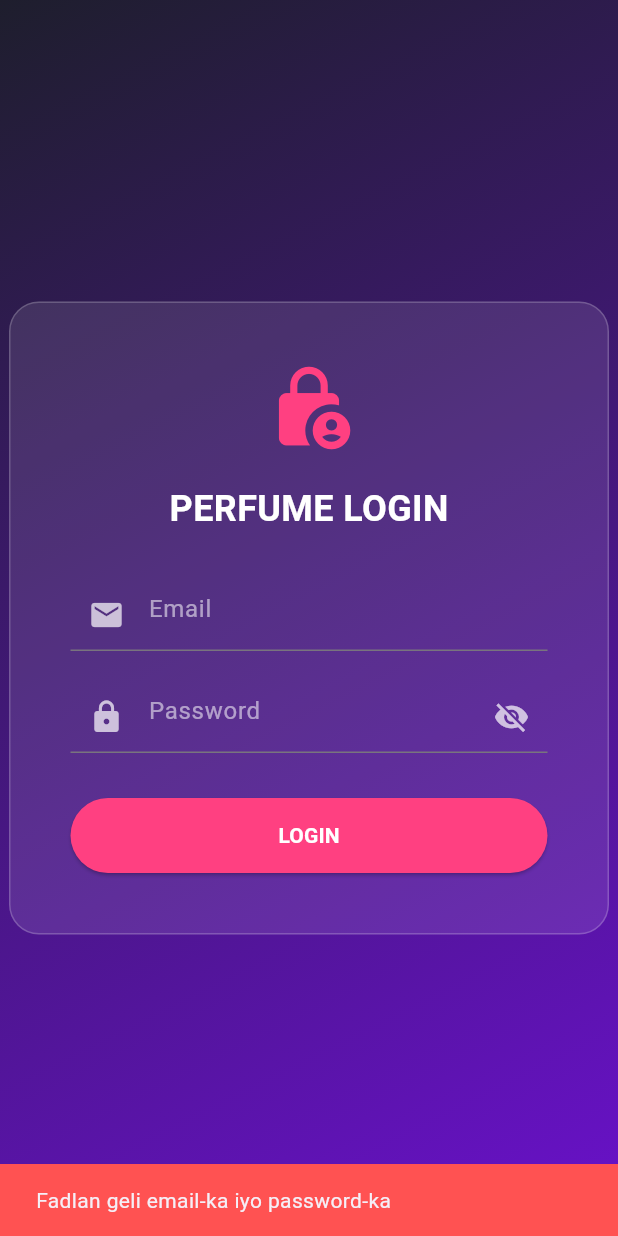
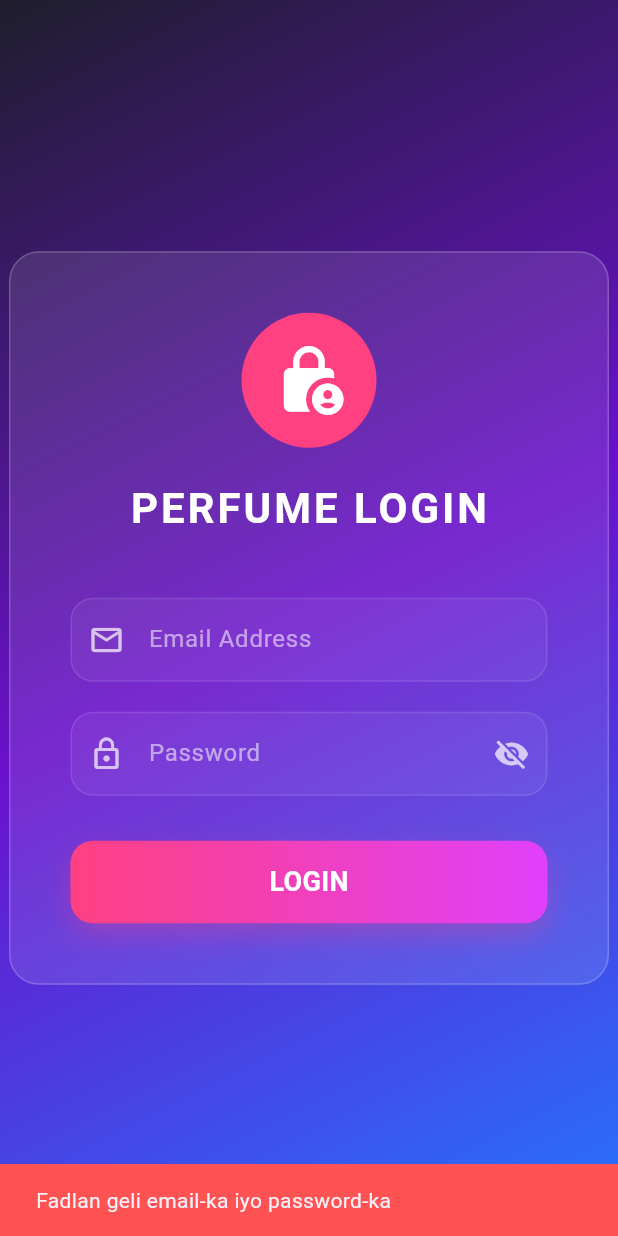
Before and after one commit to ismailahmedadam737/perfume, a Flutter app: the screen it shows after launch, after a tap on "LOGIN", on a phone screen of 412 x 824 dp. Run offline on Flutter 3.47's test engine with Material 3 defaults, Android fonts, the phone set to English and light mode, and no system bars; our stand-ins replace fl_chart, image_picker, pdf, printing; network calls fail.

Commit message:
Waxaan saxay Login logic-ga

```diff
--- a/lib/login_page.dart
+++ b/lib/login_page.dart
@@ -1,6 +1,6 @@
 import 'package:flutter/material.dart';
 import 'package:perfume/services/user_service.dart';
-import 'main.dart'; // Hubi in HomePage uu ku jiro main.dart ama import sax ah
+import 'main.dart';
 
 class LoginPage extends StatefulWidget {
   const LoginPage({super.key});
@@ -15,6 +15,7 @@ class _LoginPageState extends State<LoginPage> {
   bool _isPasswordVisible = false;
   bool _isLoading = false;
 
+  // --- FUNCTION-KA LOGIN-KA EE CUSUB ---
   Future<void> _handleLogin() async {
     final email = _emailController.text.trim();
     final password = _passwordController.text.trim();
@@ -27,25 +28,20 @@ class _LoginPageState extends State<LoginPage> {
     setState(() => _isLoading = true);
 
     try {
-      var responseData = await UserService.loginUser(email, password);
+      // 1. Waxaan u wacaynaa UserService
+      var user = await UserService.loginUser(email, password);
 
-      if (responseData != null) {
-        // Halkan ayaan ka soo saaraynaa role-ka si sax ah
-        String userRole = 'user';
-
-        if (responseData.containsKey('role')) {
-          userRole = responseData['role'].toString();
-        } else if (responseData.containsKey('user') && responseData['user'] is Map) {
-          userRole = responseData['user']['role'].toString();
-        }
-
-        print("DEBUG: Final Role identified: $userRole");
+      if (user != null) {
+        // 2. Halkan waxaan ka soo saaraynaa Role-ka (Admin ama User)
+        // Waxaan u malaynayaa in xogtaada ay u soo dhacayso qaab Map ah
+        String userRole = user['role'] ?? 'User';
 
         if (mounted) {
+          // 3. Waxaan u gudbinaynaa HomePage role-ka saxda ah
           Navigator.pushReplacement(
             context,
             MaterialPageRoute(
-              builder: (context) => HomePage(role: userRole.trim().toLowerCase()),
+              builder: (context) => HomePage(role: userRole),
             ),
           );
         }
@@ -53,16 +49,19 @@ class _LoginPageState extends State<LoginPage> {
         _showSnackBar("Email ama Password khaldan!");
       }
     } catch (e) {
-      _showSnackBar("Khalad ayaa dhacay, hubi internetka!");
+      _showSnackBar("Khalad ayaa dhacay: Isku xidhka server-ka hubi");
+      print("Login Error: $e");
     } finally {
       if (mounted) setState(() => _isLoading = false);
     }
   }
 
   void _showSnackBar(String message) {
-    if (!mounted) return;
     ScaffoldMessenger.of(context).showSnackBar(
-      SnackBar(content: Text(message), backgroundColor: Colors.redAccent),
+      SnackBar(
+        content: Text(message),
+        backgroundColor: Colors.redAccent,
+      ),
     );
   }
 
@@ -70,9 +69,11 @@ class _LoginPageState extends State<LoginPage> {
   Widget build(BuildContext context) {
     return Scaffold(
       body: Container(
+        width: double.infinity,
+        height: double.infinity,
         decoration: const BoxDecoration(
           gradient: LinearGradient(
-            colors: [Color(0xFF1E1E2D), Color(0xFF6A11CB)],
+            colors: [Color(0xFF1E1E2D), Color(0xFF6A11CB), Color(0xFF2575FC)],
             begin: Alignment.topLeft,
             end: Alignment.bottomRight,
           ),
@@ -88,38 +89,50 @@ class _LoginPageState extends State<LoginPage> {
                 border: Border.all(color: Colors.white.withOpacity(0.2)),
               ),
               child: Column(
+                mainAxisSize: MainAxisSize.min,
                 children: [
-                  const Icon(Icons.lock_person_rounded, size: 60, color: Colors.pinkAccent),
-                  const SizedBox(height: 20),
-                  const Text("PERFUME LOGIN", style: TextStyle(fontSize: 24, fontWeight: FontWeight.bold, color: Colors.white)),
-                  const SizedBox(height: 30),
-                  TextField(
-                    controller: _emailController,
-                    style: const TextStyle(color: Colors.white),
-                    decoration: const InputDecoration(hintText: "Email", hintStyle: TextStyle(color: Colors.white54), prefixIcon: Icon(Icons.email, color: Colors.white70)),
+                  Container(
+                    padding: const EdgeInsets.all(20),
+                    decoration: const BoxDecoration(
+                      color: Colors.pinkAccent,
+                      shape: BoxShape.circle,
+                    ),
+                    child: const Icon(Icons.lock_person_rounded, size: 50, color: Colors.white),
                   ),
                   const SizedBox(height: 20),
-                  TextField(
-                    controller: _passwordController,
-                    obscureText: !_isPasswordVisible,
-                    style: const TextStyle(color: Colors.white),
-                    decoration: InputDecoration(
-                      hintText: "Password",
-                      hintStyle: const TextStyle(color: Colors.white54),
-                      prefixIcon: const Icon(Icons.lock, color: Colors.white70),
-                      suffixIcon: IconButton(
-                        icon: Icon(_isPasswordVisible ? Icons.visibility : Icons.visibility_off, color: Colors.white70),
-                        onPressed: () => setState(() => _isPasswordVisible = !_isPasswordVisible),
-                      ),
+                  const Text(
+                    "PERFUME LOGIN",
+                    style: TextStyle(
+                      fontSize: 28,
+                      fontWeight: FontWeight.bold,
+                      color: Colors.white,
+                      letterSpacing: 2,
                     ),
                   ),
+                  const SizedBox(height: 40),
+                  _buildTextField(
+                    controller: _emailController,
+                    hint: "Email Address",
+                    icon: Icons.email_outlined,
+                  ),
+                  const SizedBox(height: 20),
+                  _buildTextField(
+                    controller: _passwordController,
+                    hint: "Password",
+                    icon: Icons.lock_outline,
+                    isPassword: true,
+                    isVisible: _isPasswordVisible,
+                    onToggleVisibility: () {
+                      setState(() => _isPasswordVisible = !_isPasswordVisible);
+                    },
+                  ),
                   const SizedBox(height: 30),
+
                   _isLoading
                     ? const CircularProgressIndicator(color: Colors.pinkAccent)
-                    : ElevatedButton(
-                        onPressed: _handleLogin,
-                        style: ElevatedButton.styleFrom(backgroundColor: Colors.pinkAccent, minimumSize: const Size(double.infinity, 50)),
-                        child: const Text("LOGIN", style: TextStyle(color: Colors.white, fontWeight: FontWeight.bold)),
+                    : InkWell(
+                        onTap: _handleLogin,
+                        child: _buildLoginButton(),
                       ),
                 ],
               ),
@@ -129,4 +142,64 @@ class _LoginPageState extends State<LoginPage> {
       ),
     );
   }
+
+  Widget _buildLoginButton() {
+    return Container(
+      height: 55,
+      width: double.infinity,
+      decoration: BoxDecoration(
+        borderRadius: BorderRadius.circular(15),
+        gradient: const LinearGradient(colors: [Colors.pinkAccent, Colors.purpleAccent]),
+        boxShadow: [
+          BoxShadow(
+            color: Colors.pinkAccent.withOpacity(0.3),
+            blurRadius: 15,
+            offset: const Offset(0, 8),
+          ),
+        ],
+      ),
+      child: const Center(
+        child: Text(
+          "LOGIN",
+          style: TextStyle(color: Colors.white, fontWeight: FontWeight.bold, fontSize: 18),
+        ),
+      ),
+    );
+  }
+
+  Widget _buildTextField({
+    required TextEditingController controller,
+    required String hint,
+    required IconData icon,
+    bool isPassword = false,
+    bool isVisible = false,
+    VoidCallback? onToggleVisibility,
+  }) {
+    return TextField(
+      controller: controller,
+      obscureText: isPassword && !isVisible,
+      style: const TextStyle(color: Colors.white),
+      decoration: InputDecoration(
+        hintText: hint,
+        hintStyle: const TextStyle(color: Colors.white54),
+        prefixIcon: Icon(icon, color: Colors.white70),
+        suffixIcon: isPassword
+            ? IconButton(
+                icon: Icon(isVisible ? Icons.visibility : Icons.visibility_off, color: Colors.white70),
+                onPressed: onToggleVisibility,
+              )
+            : null,
+        filled: true,
+        fillColor: Colors.white.withOpacity(0.05),
+        enabledBorder: OutlineInputBorder(
+          borderRadius: BorderRadius.circular(15),
+          borderSide: BorderSide(color: Colors.white.withOpacity(0.1)),
+        ),
+        focusedBorder: OutlineInputBorder(
+          borderRadius: BorderRadius.circular(15),
+          borderSide: const BorderSide(color: Colors.pinkAccent),
+        ),
+      ),
+    );
+  }
 }
```
Also changed, not shown: lib/main.dart (+36 -105 lines).
